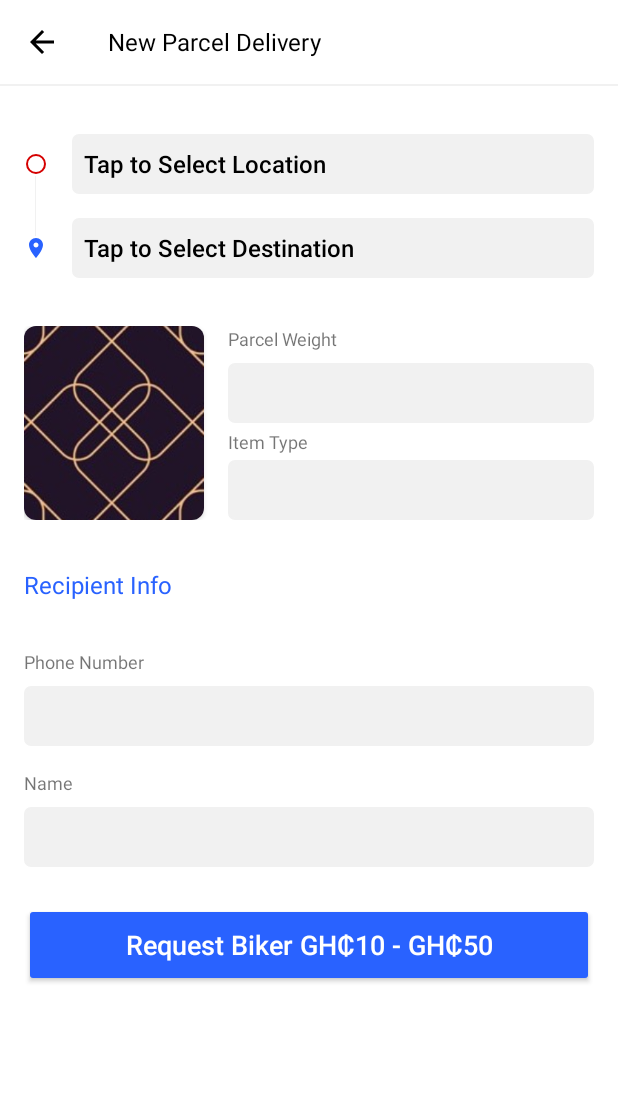
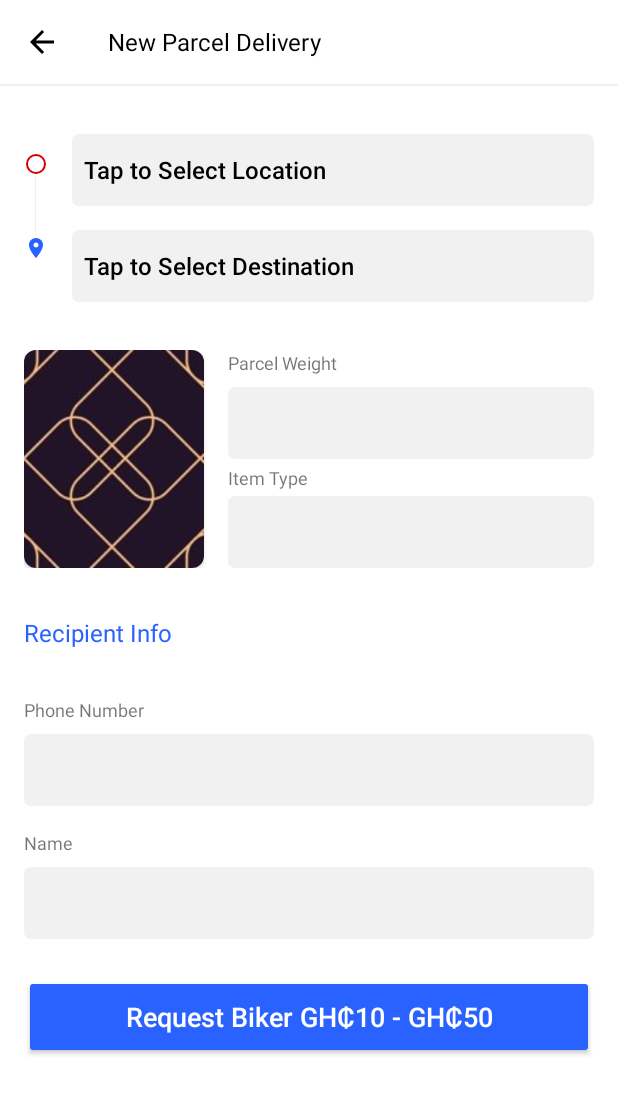
Before and after one commit to Johnyoat/finde-delivery, an Android app: the layout fragment_new_parcel.xml on its own in the app's theme, with its tools: preview values and no code run, on a phone screen of 412 x 824 dp. Shown: the top 1094 px of the screen. Run offline under Robolectric (Android 15) with nearby library versions, the phone set to English and light mode, and no system bars; plain views replace MaterialSpinner.

Commit message:
Increased TextView Height in new parcel and toast message  to on location

```diff
--- a/app/src/main/java/com/finde/deliveryapp/MainActivity.kt
+++ b/app/src/main/java/com/finde/deliveryapp/MainActivity.kt
@@ -145,6 +145,8 @@ class MainActivity : AppCompatActivity(), PermissionsListener {
             val newParcel = NewParcelFragment(location!!.latitude, location!!.longitude)
             newParcel.setStyle(DialogFragment.STYLE_NORMAL, R.style.AppTheme)
             newParcel.show(supportFragmentManager, "")
+        }else{
+            Toast.makeText(this,"Turn on Location",Toast.LENGTH_SHORT).show()
         }
     }
 
--- a/app/src/main/java/com/finde/deliveryapp/ui/NewParcelFragment.kt
+++ b/app/src/main/java/com/finde/deliveryapp/ui/NewParcelFragment.kt
@@ -11,7 +11,6 @@ import android.widget.Toast
 import androidx.fragment.app.DialogFragment
 import androidx.fragment.app.Fragment
 import androidx.fragment.app.activityViewModels
-import androidx.fragment.app.viewModels
 import com.finde.deliveryapp.R
 import com.finde.deliveryapp.models.ParcelModel
 import com.finde.deliveryapp.viewModels.ParcelsViewModel
@@ -99,7 +98,7 @@ class NewParcelFragment(private val lat: Double, private val lng: Double) : Dial
         if (requestCode == rCode && resultCode == Activity.RESULT_OK) {
             if (data == null) return
             val carmenFeature = PlacePicker.getPlace(data) ?: return
-            val coordinates = carmenFeature.center()?.coordinates()
+//            val coordinates = carmenFeature.center()?.coordinates()
             print(carmenFeature.placeName())
             when (rCode) {
                 1 -> origin.text = carmenFeature.placeName()
--- a/app/src/main/res/layout/fragment_new_parcel.xml
+++ b/app/src/main/res/layout/fragment_new_parcel.xml
@@ -94,7 +94,7 @@
                 <androidx.appcompat.widget.AppCompatButton
                     android:id="@+id/origin"
                     android:layout_width="match_parent"
-                    android:layout_height="40dp"
+                    android:layout_height="48dp"
                     android:layout_toEndOf="@id/loc"
                     android:background="@drawable/gray_border_line"
                     android:backgroundTint="@color/litGray"
@@ -108,7 +108,7 @@
                 <androidx.appcompat.widget.AppCompatButton
                     android:id="@+id/destination"
                     android:layout_width="match_parent"
-                    android:layout_height="40dp"
+                    android:layout_height="48dp"
                     android:layout_below="@id/origin"
                     android:layout_alignStart="@id/origin"
                     android:layout_marginTop="16dp"
@@ -166,7 +166,7 @@
                     <com.jaredrummler.materialspinner.MaterialSpinner
                         android:id="@+id/parcelWeight"
                         android:layout_width="match_parent"
-                        android:layout_height="40dp"
+                        android:layout_height="48dp"
                         android:layout_marginTop="8dp"
                         android:background="@drawable/gray_border_line"
                         android:backgroundTint="@color/litGray"
@@ -186,7 +186,7 @@
                     <com.jaredrummler.materialspinner.MaterialSpinner
                         android:id="@+id/itemType"
                         android:layout_width="match_parent"
-                        android:layout_height="40dp"
+                        android:layout_height="48dp"
                         android:background="@drawable/gray_border_line"
                         android:backgroundTint="@color/litGray"
                         android:padding="8dp"
@@ -217,7 +217,7 @@
             <androidx.appcompat.widget.AppCompatEditText
                 android:id="@+id/receiverContact"
                 android:layout_width="match_parent"
-                android:layout_height="40dp"
+                android:layout_height="48dp"
                 android:layout_marginTop="8dp"
                 android:background="@drawable/gray_border_line"
                 android:backgroundTint="@color/litGray"
@@ -237,7 +237,7 @@
             <androidx.appcompat.widget.AppCompatEditText
                 android:id="@+id/receiverName"
                 android:layout_width="match_parent"
-                android:layout_height="40dp"
+                android:layout_height="48dp"
                 android:layout_marginTop="8dp"
                 android:background="@drawable/gray_border_line"
                 android:backgroundTint="@color/litGray"
```
